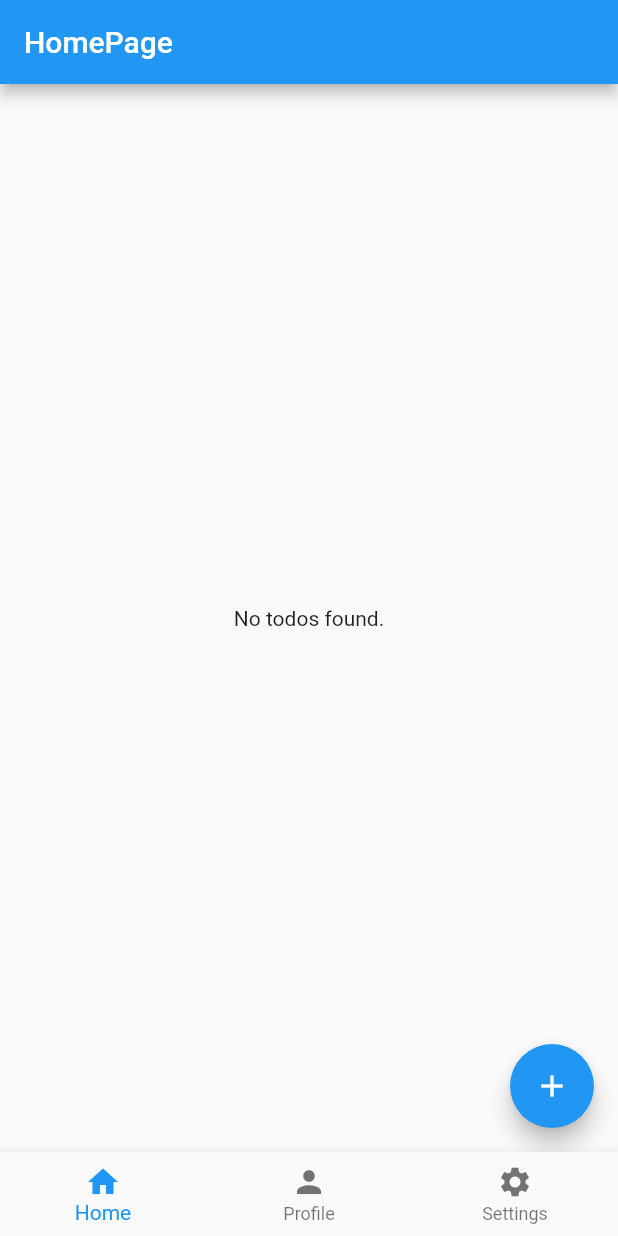
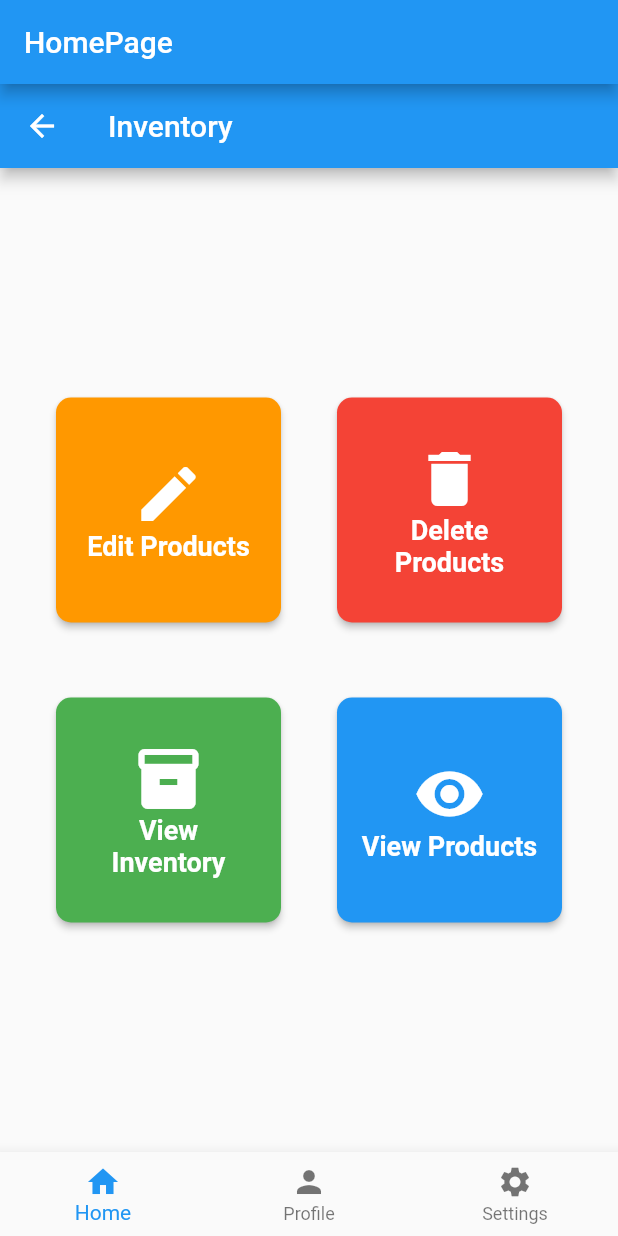
Before and after one commit to justjelku/Inventory-System, a Flutter app: the HomePage screen opened directly, on a phone screen of 412 x 824 dp. Run offline on Flutter 3.47's test engine with Material 2 defaults, Android fonts, the phone set to English and light mode, and no system bars; our stand-ins replace cloud_firestore, firebase_auth, firebase_core, firebase_database, sqflite; missing offline and left inert: themed; accounts and stored records are empty; network calls fail.

Commit message:
Added Product Management

```diff
--- a/lib/administrator/dashboard.dart
+++ b/lib/administrator/dashboard.dart
@@ -15,7 +15,7 @@ class _AdminDashboardState extends State<AdminDashboard> {
   int _selectedIndex = 0;
 
   static final List<Widget> _widgetOptions = <Widget>[
-    const Text('Admin Dashboard'),
+    const Text("This is dashboard"),
     Builder(
       builder: (BuildContext context) {
         String userId = FirebaseAuth.instance.currentUser!.uid;
--- a/lib/main.dart
+++ b/lib/main.dart
@@ -2,6 +2,7 @@ import 'package:firebase_login_auth/auth/adminlogin.dart';
 import 'package:firebase_login_auth/auth/adminmainpage.dart';
 import 'package:firebase_login_auth/auth/userlogin.dart';
 import 'package:firebase_login_auth/auth/usermainpage.dart';
+import 'package:firebase_login_auth/todo/todolist.dart';
 import 'package:firebase_login_auth/userroleselection.dart';
 import 'package:flutter/material.dart';
 import 'package:firebase_core/firebase_core.dart';
@@ -33,6 +34,7 @@ class MyApp extends StatelessWidget{
         '/adminLoginPage': (context) => const AdminLogin(),
         '/admin': (context) => const AdminMainPage(),
         '/user': (context) => const UserMainPage(),
+        '/inventory': (context) => const TodoList(),
       },
     );
   }
--- a/lib/pages/homepage.dart
+++ b/lib/pages/homepage.dart
@@ -1,5 +1,6 @@
 import 'package:firebase_auth/firebase_auth.dart';
 import 'package:firebase_login_auth/pages/profilepage.dart';
+import 'package:firebase_login_auth/screens/productmanagement.dart';
 import 'package:firebase_login_auth/todo/todolist.dart';
 import 'package:flutter/material.dart';
 import 'settings.dart';
@@ -16,7 +17,8 @@ class _HomePageState extends State<HomePage> {
   int _selectedIndex = 0;
 
   static const List<Widget> _widgetOptions = <Widget>[
-    TodoList(),
+    // TodoList(),
+    ProductManagementScreen(),
     ProfilePage(),
     Settings(),
   ];
--- a/lib/pages/profilepage.dart
+++ b/lib/pages/profilepage.dart
@@ -152,6 +152,11 @@ class _ProfilePageState extends State<ProfilePage> {
                           fontWeight: FontWeight.bold,
                         ),
                       ),
+                      const SizedBox(height: 10),
+                      Text(
+                        'Status: ${data['enabled'] ? 'Enabled' : 'Disabled'}',
+                      ),
+                      const SizedBox(height: 10),
                     ],
                   ),
                 ),
--- /dev/null
+++ b/lib/screens/productmanagement.dart
@@ -0,0 +1,110 @@
+import 'package:flutter/material.dart';
+
+class ProductManagementScreen extends StatelessWidget {
+  const ProductManagementScreen({Key? key}) : super(key: key);
+
+  @override
+  Widget build(BuildContext context) {
+    return Scaffold(
+      appBar: AppBar(
+        automaticallyImplyLeading: true,
+        title: const Text('Inventory'),
+      ),
+      body: Center(
+        child: Column(
+          mainAxisAlignment: MainAxisAlignment.center,
+          children: [
+            Row(
+              mainAxisAlignment: MainAxisAlignment.spaceEvenly,
+              children: [
+                _buildButton(
+                  context,
+                  icon: Icons.edit,
+                  text: 'Edit Products',
+                  color: Colors.orange,
+                  onPressed: () {
+                    // Navigate to the Edit Products screen
+                  },
+                ),
+                _buildButton(
+                  context,
+                  icon: Icons.delete,
+                  text: 'Delete Products',
+                  color: Colors.red,
+                  onPressed: () {
+                    // Navigate to the Delete Products screen
+                  },
+                ),
+              ],
+            ),
+            const SizedBox(height: 50),
+            Row(
+              mainAxisAlignment: MainAxisAlignment.spaceEvenly,
+              children: [
+                _buildButton(
+                  context,
+                  icon: Icons.inventory,
+                  text: 'View Inventory',
+                  color: Colors.green,
+                  onPressed: () {
+                    // Navigate to the View Inventory screen
+
+                    Navigator.pushNamed(context, '/inventory');
+                  },
+                ),
+                _buildButton(
+                  context,
+                  icon: Icons.visibility,
+                  text: 'View Products',
+                  color: Colors.blue,
+                  onPressed: () {
+                    // Navigate to the View Products screen
+                  },
+                ),
+              ],
+            ),
+          ],
+        ),
+      ),
+    );
+  }
+
+  Widget _buildButton(
+      BuildContext context, {
+        required IconData icon,
+        required String text,
+        required Color color,
+        required VoidCallback onPressed,
+      }) {
+    return SizedBox(
+      width: 150,
+      height: 150,
+      child: ElevatedButton(
+        onPressed: onPressed,
+        style: ElevatedButton.styleFrom(
+          primary: color,
+          shape: RoundedRectangleBorder(
+            borderRadius: BorderRadius.circular(10),
+          ),
+        ),
+        child: Column(
+          mainAxisAlignment: MainAxisAlignment.center,
+          children: [
+            Icon(
+              icon,
+              size: 48,
+            ),
+            Text(
+              text,
+              textAlign: TextAlign.center,
+              style: const TextStyle(
+                fontSize: 18,
+                fontWeight: FontWeight.bold,
+              ),
+            ),
+          ],
+        ),
+      ),
+    );
+  }
+}
```
Also changed, not shown: lib/administrator/manageusers.dart (+187 -103 lines), lib/auth/adminlogin.dart (+15 -6 lines), lib/auth/userlogin.dart (+4 -5 lines), lib/auth/usermainpage.dart (+0 -13 lines).
